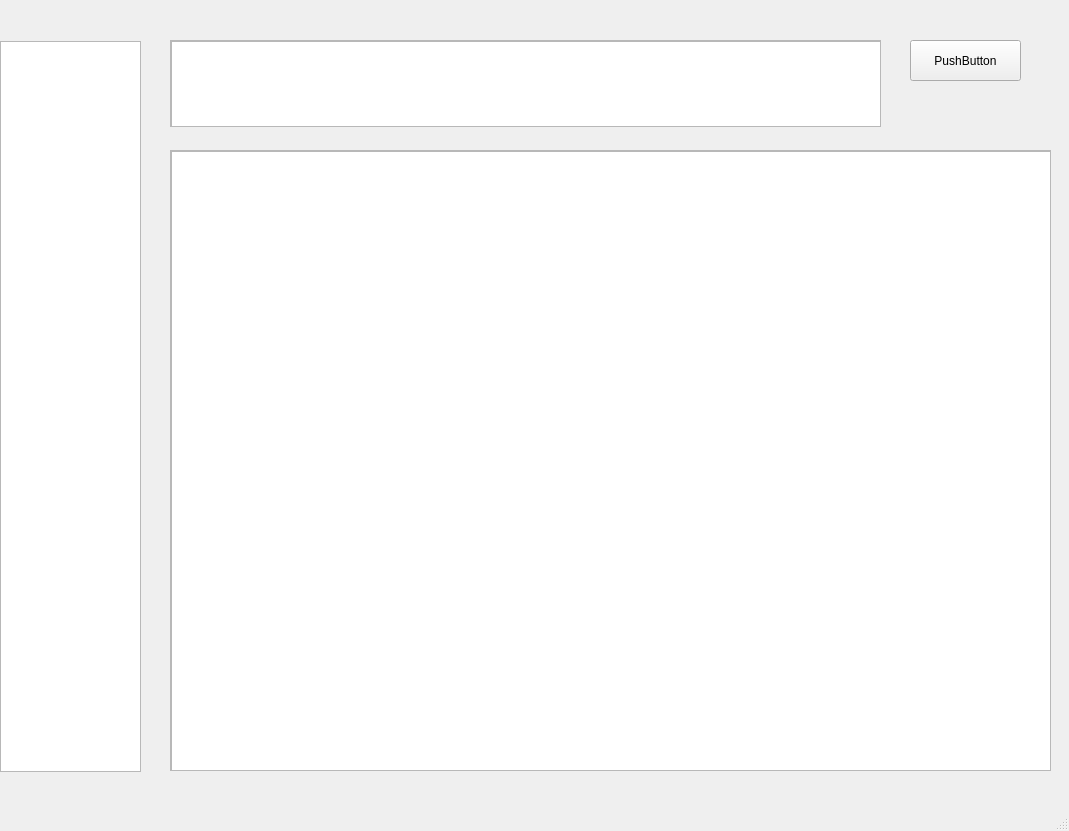
Qt form EasyGraph/main_window.ui (HZ2PP/EasyGraph) before a commit.
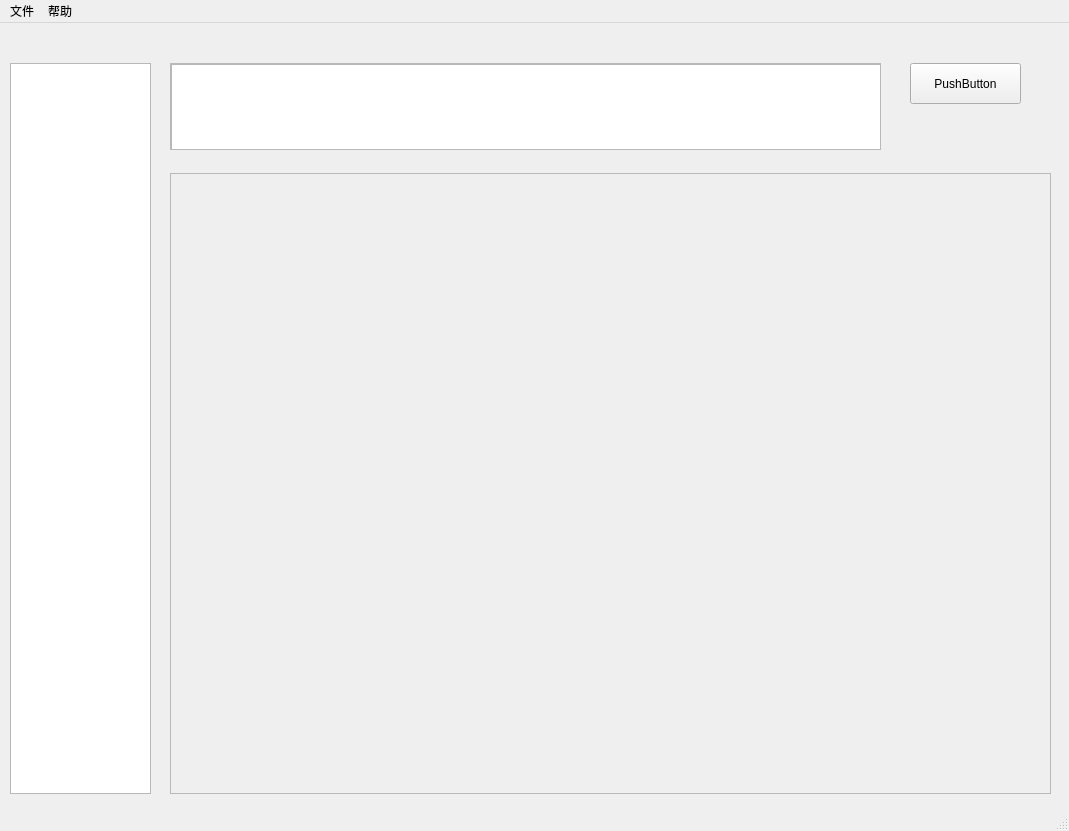
The same form after that commit.

Patch:
```diff
--- a/EasyGraph/main_window.ui
+++ b/EasyGraph/main_window.ui
@@ -27,16 +27,6 @@
      <string>PushButton</string>
     </property>
    </widget>
-   <widget class="QListView" name="listView">
-    <property name="geometry">
-     <rect>
-      <x>0</x>
-      <y>41</y>
-      <width>141</width>
-      <height>731</height>
-     </rect>
-    </property>
-   </widget>
    <widget class="QScrollArea" name="scrollArea">
     <property name="geometry">
      <rect>
@@ -91,18 +81,18 @@
        <height>619</height>
       </rect>
      </property>
-     <widget class="QGraphicsView" name="graphicsView">
-      <property name="geometry">
-       <rect>
-        <x>0</x>
-        <y>0</y>
-        <width>881</width>
-        <height>621</height>
-       </rect>
-      </property>
-     </widget>
     </widget>
    </widget>
+   <widget class="QListView" name="listView">
+    <property name="geometry">
+     <rect>
+      <x>10</x>
+      <y>40</y>
+      <width>141</width>
+      <height>731</height>
+     </rect>
+    </property>
+   </widget>
   </widget>
   <widget class="QMenuBar" name="menubar">
    <property name="geometry">
@@ -113,6 +103,20 @@
      <height>26</height>
     </rect>
    </property>
+   <widget class="QMenu" name="menu123">
+    <property name="title">
+     <string>文件</string>
+    </property>
+   </widget>
+   <widget class="QMenu" name="menuJJJ">
+    <property name="title">
+     <string>帮助</string>
+    </property>
+    <addaction name="separator"/>
+    <addaction name="separator"/>
+   </widget>
+   <addaction name="menu123"/>
+   <addaction name="menuJJJ"/>
   </widget>
   <widget class="QStatusBar" name="statusbar"/>
  </widget>
```
